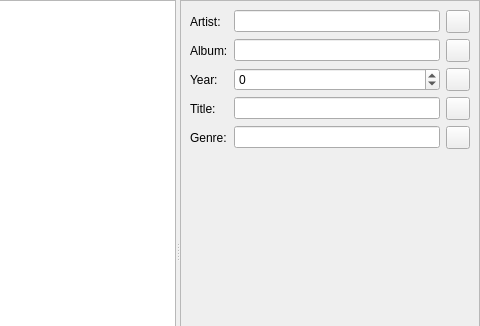
The window that src/plugins/lmp/plugins/graffiti/graffititab.ui (0xd34df00d/leechcraft) describes before a commit, drawn with Qt 5; both pictures show x 299 to 779 and y 0 to 326 of the 779 by 502 pixel window.
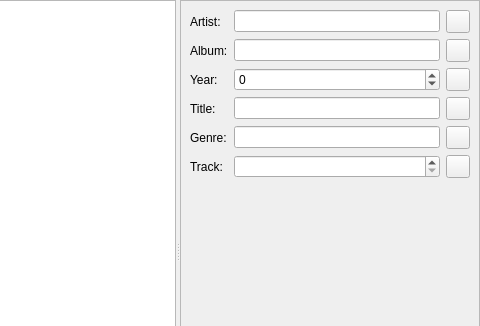
The same window after the commit. Icons and pictures are not drawn. Custom widgets are drawn as their Qt base class.

Commit message: [LMP Graffiti] Support track numbers manipulation.

Patch:
```diff
--- a/src/plugins/lmp/plugins/graffiti/graffititab.ui
+++ b/src/plugins/lmp/plugins/graffiti/graffititab.ui
@@ -174,6 +174,34 @@
          </item>
         </layout>
        </item>
+       <item row="5" column="0">
+        <widget class="QLabel" name="label_6">
+         <property name="text">
+          <string>Track:</string>
+         </property>
+        </widget>
+       </item>
+       <item row="5" column="1">
+        <layout class="QHBoxLayout" name="horizontalLayout_6">
+         <item>
+          <widget class="QSpinBox" name="TrackNumber_">
+           <property name="specialValueText">
+            <string notr="true"> </string>
+           </property>
+           <property name="minimum">
+            <number>0</number>
+           </property>
+          </widget>
+         </item>
+         <item>
+          <widget class="QToolButton" name="TrackNumberAutoFill_">
+           <property name="icon">
+            <iconset theme="fill-color"/>
+           </property>
+          </widget>
+         </item>
+        </layout>
+       </item>
       </layout>
      </widget>
     </widget>
```
The commit also changes 2 other files.
